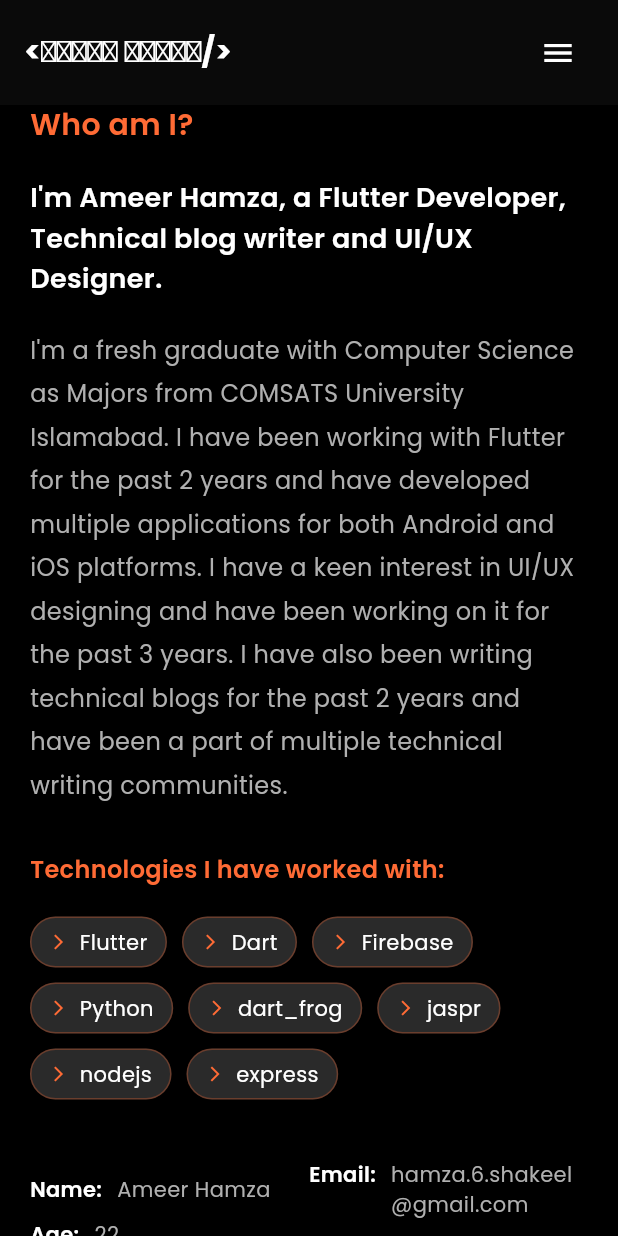
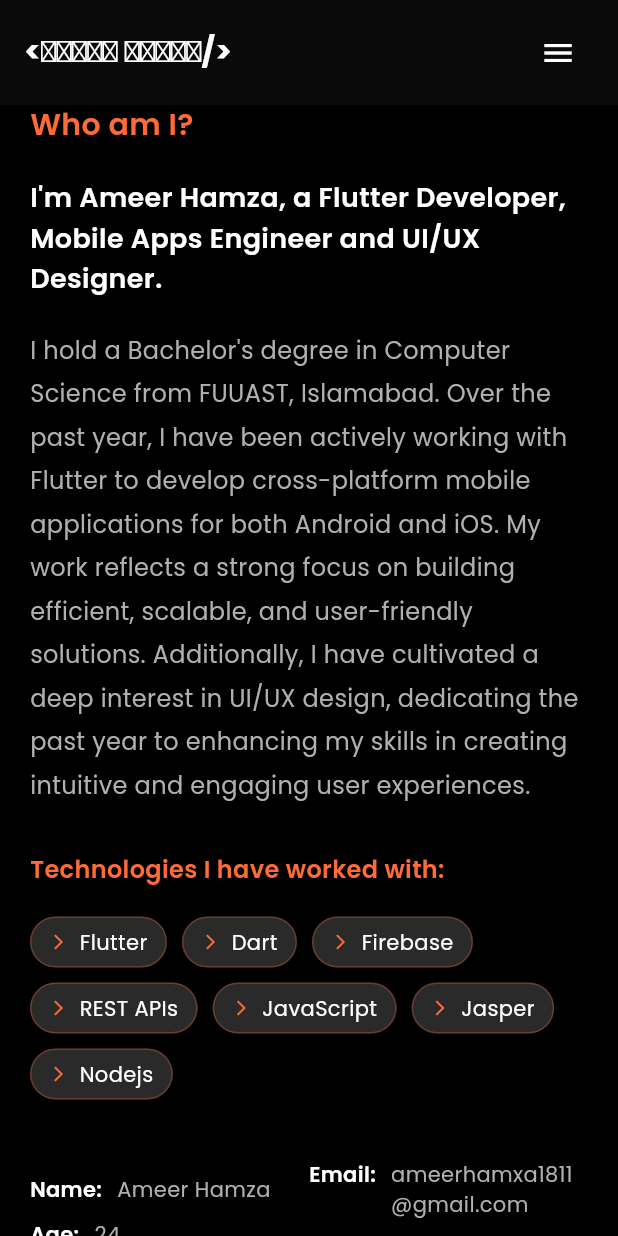
Before and after one commit to devameerhamxa/dev_portfolio, a Flutter app: the screen it shows after launch, scrolled down 1152 dp, on a phone screen of 412 x 824 dp. Run offline on Flutter 3.47's test engine with Material 3 defaults, Android fonts, the phone set to English and light mode, and no system bars; our stand-ins replace animated_text_kit, font_awesome_flutter, get, google_fonts.

Commit message:
updated about section

```diff
--- a/lib/controllers/portfolio_controller.dart
+++ b/lib/controllers/portfolio_controller.dart
@@ -98,11 +98,10 @@ class PortfolioController extends GetxController {
     'Flutter',
     'Dart',
     'Firebase',
-    'Python',
-    'dart_frog',
-    'jaspr',
-    'nodejs',
-    'express',
+    'REST APIs',
+    'JavaScript',
+    'Jasper',
+    'Nodejs',
   ];
 
   @override
--- a/lib/widgets/about_section.dart
+++ b/lib/widgets/about_section.dart
@@ -135,7 +135,7 @@ class AboutSection extends StatelessWidget {
         ),
         SizedBox(height: 20),
         Text(
-          "I'm Ameer Hamza, a Flutter Developer, Technical blog writer and UI/UX Designer.",
+          "I'm Ameer Hamza, a Flutter Developer, Mobile Apps Engineer and UI/UX Designer.",
           style: TextStyle(
             color: AppColors.textPrimary,
             fontSize: 18,
@@ -145,7 +145,7 @@ class AboutSection extends StatelessWidget {
         ),
         SizedBox(height: 20),
         Text(
-          "I'm a fresh graduate with Computer Science as Majors from COMSATS University Islamabad. I have been working with Flutter for the past 2 years and have developed multiple applications for both Android and iOS platforms. I have a keen interest in UI/UX designing and have been working on it for the past 3 years. I have also been writing technical blogs for the past 2 years and have been a part of multiple technical writing communities.",
+          "I hold a Bachelor's degree in Computer Science from FUUAST, Islamabad. Over the past year, I have been actively working with Flutter to develop cross-platform mobile applications for both Android and iOS. My work reflects a strong focus on building efficient, scalable, and user-friendly solutions. Additionally, I have cultivated a deep interest in UI/UX design, dedicating the past year to enhancing my skills in creating intuitive and engaging user experiences.",
           style: TextStyle(
             color: AppColors.textSecondary,
             fontSize: 16,
@@ -186,12 +186,12 @@ class AboutSection extends StatelessWidget {
                 ),
               ),
             ),
-            SizedBox(width: 20),
-            _buildBadge('assets/images/flutter_badge.png'),
-            SizedBox(width: 10),
-            _buildBadge('assets/images/firebase_badge.png'),
-            SizedBox(width: 10),
-            _buildBadge('assets/images/github_badge.png'),
+            // SizedBox(width: 20),
+            // _buildBadge('assets/images/flutter_badge.png'),
+            // SizedBox(width: 10),
+            // _buildBadge('assets/images/firebase_badge.png'),
+            // SizedBox(width: 10),
+            // _buildBadge('assets/images/github_badge.png'),
           ],
         ),
       ],
@@ -245,7 +245,7 @@ class AboutSection extends StatelessWidget {
             children: [
               _buildInfoRow('Name:', 'Ameer Hamza'),
               SizedBox(height: 10),
-              _buildInfoRow('Age:', '22'),
+              _buildInfoRow('Age:', '24'),
             ],
           ),
         ),
@@ -253,9 +253,9 @@ class AboutSection extends StatelessWidget {
           child: Column(
             crossAxisAlignment: CrossAxisAlignment.start,
             children: [
-              _buildInfoRow('Email:', 'hamza.6.shakeel@gmail.com'),
+              _buildInfoRow('Email:', 'ameerhamxa1811@gmail.com'),
               SizedBox(height: 10),
-              _buildInfoRow('From:', 'Islamabad, PK'),
+              _buildInfoRow('From:', 'Rawalpindi, PK'),
             ],
           ),
         ),
@@ -286,20 +286,20 @@ class AboutSection extends StatelessWidget {
     );
   }
 
-  Widget _buildBadge(String imagePath) {
-    return Container(
-      width: 40,
-      height: 40,
-      decoration: BoxDecoration(
-        color: AppColors.cardColor,
-        borderRadius: BorderRadius.circular(8),
-      ),
-      child: Image.asset(
-        imagePath,
-        errorBuilder: (context, error, stackTrace) {
-          return Icon(Icons.code, color: AppColors.accentColor);
-        },
-      ),
-    );
-  }
+  // Widget _buildBadge(String imagePath) {
+  //   return Container(
+  //     width: 40,
+  //     height: 40,
+  //     decoration: BoxDecoration(
+  //       color: AppColors.cardColor,
+  //       borderRadius: BorderRadius.circular(8),
+  //     ),
+  //     child: Image.asset(
+  //       imagePath,
+  //       errorBuilder: (context, error, stackTrace) {
+  //         return Icon(Icons.code, color: AppColors.accentColor);
+  //       },
+  //     ),
+  //   );
+  // }
 }
```
